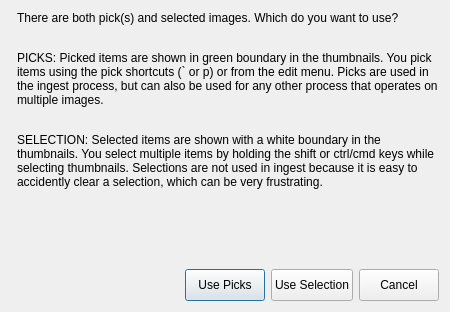
Old version of the form Dialogs/selectionorpicksdlg.ui in the repository towhee/Winnow64.
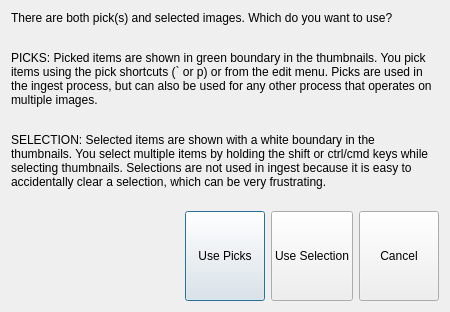
New version of the form.

Commit message: Dialog formatting

Patch:
```diff
--- a/Dialogs/selectionorpicksdlg.ui
+++ b/Dialogs/selectionorpicksdlg.ui
@@ -13,13 +13,13 @@
   <property name="windowTitle">
    <string>Use Selection or Picks</string>
   </property>
-  <layout class="QFormLayout" name="formLayout">
-   <item row="0" column="1">
+  <layout class="QVBoxLayout" name="outerLayout">
+   <item>
     <layout class="QVBoxLayout" name="verticalLayout">
      <item>
       <widget class="QLabel" name="label">
        <property name="text">
-        <string>&lt;html&gt;&lt;head/&gt;&lt;body&gt;&lt;p&gt;There are both pick(s) and selected images.  Which do you want to use?&lt;br/&gt;&lt;/p&gt;&lt;p&gt;PICKS: Picked items are shown in green boundary in the thumbnails. You pick items using the pick shortcuts (` or p) or from the edit menu. Picks are used in the ingest process, but can also be used for any other process that operates on multiple images.&lt;br/&gt;&lt;/p&gt;&lt;p&gt;SELECTION: Selected items are shown with a white boundary in the thumbnails. You select multiple items by holding the shift or ctrl/cmd keys while selecting thumbnails. Selections are not used in ingest because it is easy to accidently clear a selection, which can be very frustrating.&lt;/p&gt;&lt;/body&gt;&lt;/html&gt;</string>
+        <string>&lt;html&gt;&lt;head/&gt;&lt;body&gt;&lt;p&gt;There are both pick(s) and selected images.  Which do you want to use?&lt;br/&gt;&lt;/p&gt;&lt;p&gt;PICKS: Picked items are shown in green boundary in the thumbnails. You pick items using the pick shortcuts (` or p) or from the edit menu. Picks are used in the ingest process, but can also be used for any other process that operates on multiple images.&lt;br/&gt;&lt;/p&gt;&lt;p&gt;SELECTION: Selected items are shown with a white boundary in the thumbnails. You select multiple items by holding the shift or ctrl/cmd keys while selecting thumbnails. Selections are not used in ingest because it is easy to accidentally clear a selection, which can be very frustrating.&lt;/p&gt;&lt;/body&gt;&lt;/html&gt;</string>
        </property>
        <property name="wordWrap">
         <bool>true</bool>
@@ -31,10 +31,13 @@
        <property name="orientation">
         <enum>Qt::Vertical</enum>
        </property>
+       <property name="sizeType">
+        <enum>QSizePolicy::Fixed</enum>
+       </property>
        <property name="sizeHint" stdset="0">
         <size>
          <width>20</width>
-         <height>40</height>
+         <height>16</height>
         </size>
        </property>
       </spacer>
```
The commit also changes 3 other files.
